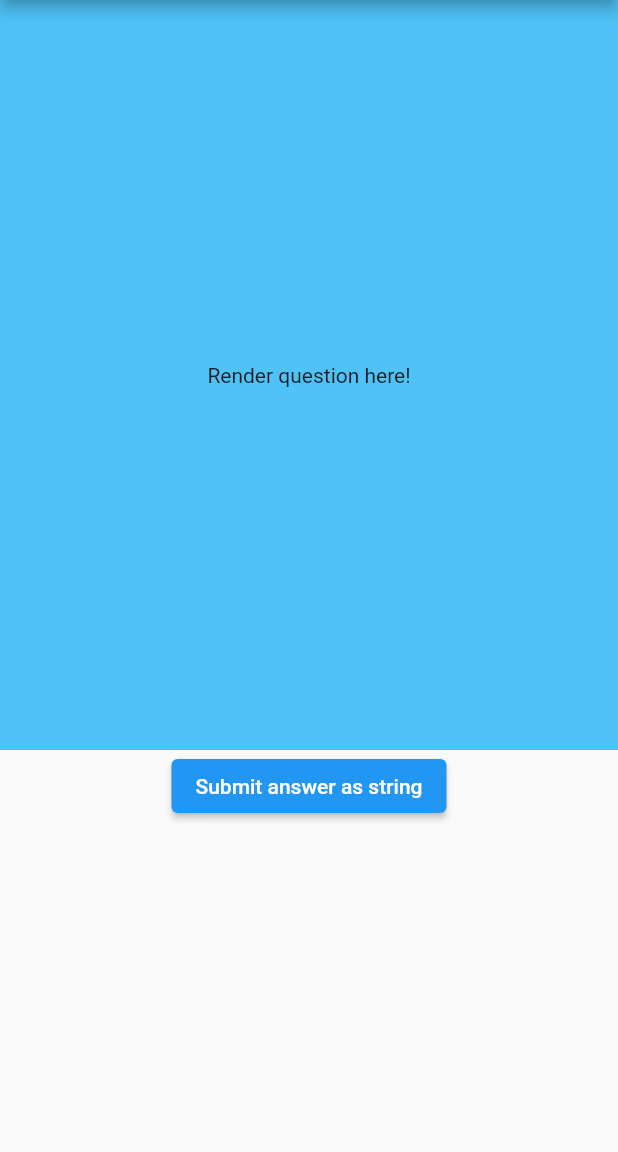
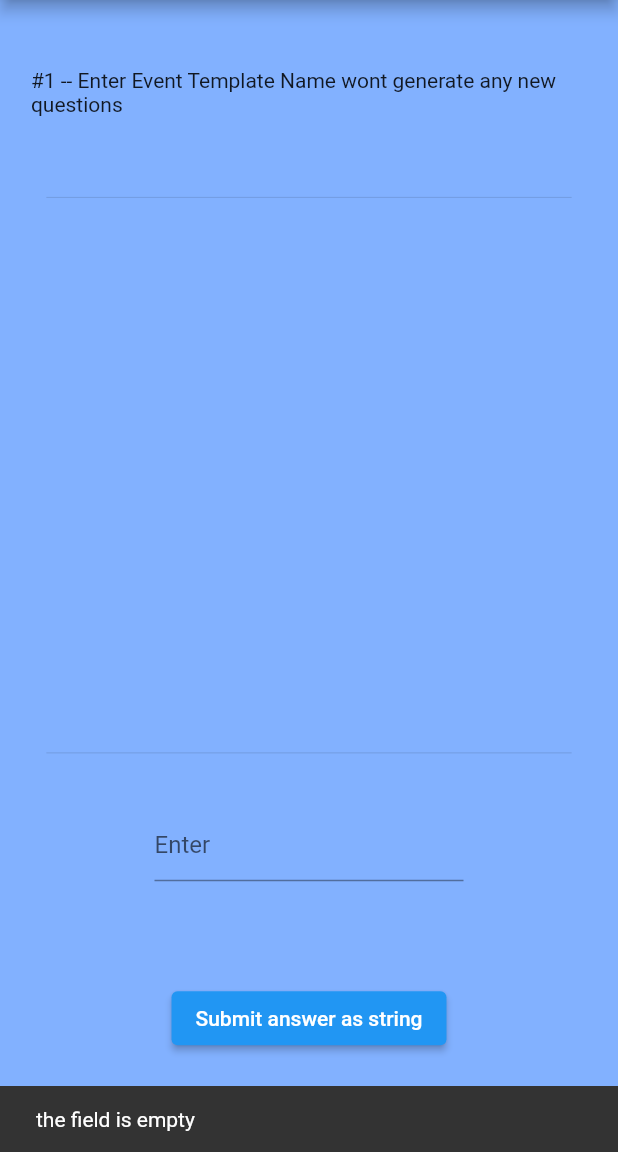
Before and after one commit to NewMillennialGames/st_event_config_cli, a Flutter app: the screen it shows after launch, after a tap on "Submit answer as string", on a phone screen of 412 x 824 dp, the part 84-1236 px from its top. Run offline on Flutter 3.47's test engine with Material 2 defaults, Android fonts, the phone set to English and light mode, and no system bars; our stand-ins replace args, equatable, flutter_riverpod, grouped_list, riverpod, tuple.

Commit message:
added simple WebUI

```diff
--- a/lib/input_models/question_base.dart
+++ b/lib/input_models/question_base.dart
@@ -120,7 +120,7 @@ class Question<ConvertTyp, AnsTyp> extends Equatable {
       return null;
     }
 
-    assert(convertibleVal == int, 'wtf?');
+    assert(convertibleVal is int, 'wtf?');
 
     AnsTyp? answer;
     if (castFunc != null) {
--- a/lib/main.dart
+++ b/lib/main.dart
@@ -125,30 +125,126 @@ class QuestionUi extends StatelessWidget {
     Key? key,
   }) : super(key: key);
 
+  Widget listAnswerChoices(dynamic size) {
+    //
+    List<String> listAnswerChoice = [];
+    int temp = 0;
+
+    quest.answerChoicesList == null
+        ? temp = 0
+        : temp = quest.answerChoicesList!.length;
+    if (temp > 0) {
+      for (var i = 0; i < temp; i++) {
+        //
+
+        listAnswerChoice.add('$i)${quest.answerChoicesList![i]}');
+      }
+
+      return ListView.separated(
+        separatorBuilder: (context, index) => SizedBox(
+          height: size.height * 0.04,
+        ),
+        itemCount: temp,
+        itemBuilder: (context, index) {
+          //
+
+          return Center(child: Text(listAnswerChoice[index]));
+        },
+      );
+    } else {
+      //
+
+      return SizedBox();
+    }
+  }
+
   @override
   Widget build(BuildContext context) {
-    return Column(
+    //
+
+    final TextEditingController questController = TextEditingController();
+    final size = MediaQuery.of(context).size;
+
+    return DecoratedBox(
+      decoration: BoxDecoration(color: Colors.blueAccent.shade100),
+      child: Column(
         children: [
-        Container(
+          SizedBox(
+            height: size.height * 0.15,
+            width: size.width * 0.9,
             child: Center(
-            child: Text('Render question here!'),
+              child: Text(
+                  '#${quest.questionId == 12 ? '' : quest.questionId} -- ${quest.questStr} ${quest.questionId < 3 ? "wont generate any new questions" : ''}'),
             ),
-          color: Colors.lightBlue[300],
-          height: 500,
           ),
-        Center(
+          SizedBox(
+            width: size.width * 0.85,
+            child: Divider(),
+          ),
+          SizedBox(
+            height: size.height * 0.03,
+          ),
+          SizedBox(
+            height: size.height * 0.4,
+            width: size.width * 0.5,
+            child: listAnswerChoices(size),
+          ),
+          SizedBox(
+            width: size.width * 0.85,
+            child: Divider(),
+          ),
+          SizedBox(
+            width: size.width * 0.5,
+            height: size.height * 0.13,
+            child: Center(
+              child: TextFormField(
+                  controller: questController,
+                  decoration: InputDecoration(
+                    hintText: 'Enter',
+                  )),
+            ),
+          ),
+          SizedBox(
+            height: size.height * 0.15,
+            child: Center(
               child: Container(
                 child: ElevatedButton(
                   child: Text(
                     'Submit answer as string',
                   ),
                   onPressed: () {
-                answerDispatcher.add('this is user answer to question');
+                    if (questController.text.isEmpty) {
+                      //
+                      final SnackBar snackBar = SnackBar(
+                        duration: Duration(seconds: 1),
+                        content: Text('the field is empty'),
+                      );
+
+                      ScaffoldMessenger.of(context).showSnackBar(snackBar);
+                    } else if (quest.questionId > 2 &&
+                            questController.text
+                                .contains(new RegExp(r"[a-z]")) ||
+                        quest.questionId > 2 &&
+                            int.parse(questController.text) >
+                                quest.answerChoicesList!.length - 1) {
+                      //
+                      final SnackBar snackBar = SnackBar(
+                        duration: Duration(seconds: 1),
+                        content: Text('value out of range'),
+                      );
+
+                      ScaffoldMessenger.of(context).showSnackBar(snackBar);
+                    } else {
+                      //
+                      answerDispatcher.add(questController.text);
+                    }
                   },
                 ),
               ),
             ),
+          ),
         ],
+      ),
     );
   }
 }
```
Also changed, not shown: 9 other files. Lines whose indentation alone changed are shown as unchanged.
